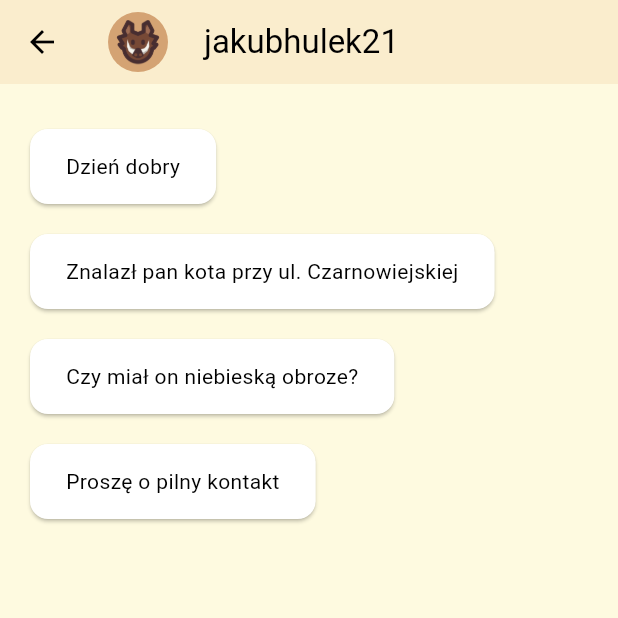
After one commit to MonkeyEurobusiness/NoktoNokto, a Flutter app: the ChatWidget screen opened directly, after a tap on "jakubhulek21", on a phone screen of 412 x 824 dp, the top half of it. The commit adds this screen. Run offline on Flutter 3.47's test engine with Material 2 defaults, Android fonts, the phone set to English and light mode, and no system bars; our stand-ins replace camera, carousel_slider, cross_file, google_maps_flutter; network calls fail.

Commit message:
Mock chat and things thingies

```diff
--- a/lib/map.dart
+++ b/lib/map.dart
@@ -70,6 +70,8 @@ class _MapWidgetState extends State<MapWidget> {
 
   void _onMarkerTapped(Encounter encounter) {
     showModalBottomSheet(
+      elevation: 5,
+      shape: RoundedRectangleBorder(borderRadius: BorderRadius.circular(5.0)),
       context: context,
       builder: (BuildContext context) {
         return Container(
--- a/lib/pages/chat.dart
+++ b/lib/pages/chat.dart
@@ -1,6 +1,7 @@
 import 'package:carousel_slider/carousel_slider.dart';
 import 'package:flutter/material.dart';
 import 'package:noktonokto/data/avatars.dart';
+import 'package:noktonokto/pages/mockChat.dart';
 import 'package:noktonokto/services/encounter_service.dart';
 
 
@@ -56,29 +57,40 @@ class _ChatWidgetState extends State<ChatWidget> {
               Padding(padding: EdgeInsets.all(6)),
               Text("Chats", style: Theme.of(context).textTheme.headlineSmall),
               Padding(padding: EdgeInsets.all(6)),
-              Card(
-                shape: RoundedRectangleBorder(
-                  borderRadius: BorderRadius.circular(30.0),
+              InkWell(
+                onTap: () async {
+                  await Future.delayed(const Duration(milliseconds: 500));
+                  Navigator.push(
+                  context,
+                  MaterialPageRoute(
+                    builder: (context) => ChatMockWidget()
+                  ),
+                );
+                  },
+                child: Card(
+                  shape: RoundedRectangleBorder(
+                    borderRadius: BorderRadius.circular(30.0),
+                  ),
+                  child: SizedBox(
+                    height: 60,
+                    child: Row(
+                      children: [
+                        CircleAvatar(radius: 30, child: Image.asset(avatarAssets[2], height: 35,)),
+                        Spacer(),
+                        const Column(
+                          children: [
+                            Spacer(),
+                            Text("jakubhulek21", textAlign: TextAlign.right, style: TextStyle(fontWeight: FontWeight.bold)),
+                            Padding(padding: EdgeInsets.all(2)),
+                            Text("Prosze o pilny kontakt", textAlign: TextAlign.left),
+                            Spacer()
+                          ],
+                        ),
+                        Spacer(),
+                      ],
+                    ),
+                  )
                 ),
-                child: SizedBox(
-                  height: 60,
-                  child: Row(
-                    children: [
-                      CircleAvatar(radius: 30, child: Image.asset(avatarAssets[0], height: 35,)),
-                      Spacer(),
-                      const Column(
-                        children: [
-                          Spacer(),
-                          Text("Dziekan65", textAlign: TextAlign.right, style: TextStyle(fontWeight: FontWeight.bold)),
-                          Padding(padding: EdgeInsets.all(2)),
-                          Text("Masz jakies warunki kurde ten", textAlign: TextAlign.left),
-                          Spacer()
-                        ],
-                      ),
-                      Spacer(),
-                    ],
-                  ),
-                )
               ),
               Padding(padding: EdgeInsets.all(6)),
               Card(
@@ -94,9 +106,9 @@ class _ChatWidgetState extends State<ChatWidget> {
                         const Column(
                           children: [
                             Spacer(),
-                            Text("Dziekan66", textAlign: TextAlign.right, style: TextStyle(fontWeight: FontWeight.bold)),
+                            Text("blazejryszard", textAlign: TextAlign.right, style: TextStyle(fontWeight: FontWeight.bold)),
                             Padding(padding: EdgeInsets.all(2)),
-                            Text("Masz jakies warunki kurde ten", textAlign: TextAlign.left),
+                            Text("Dziękuje za pomoc!!!", textAlign: TextAlign.left),
                             Spacer()
                           ],
                         ),
@@ -114,14 +126,14 @@ class _ChatWidgetState extends State<ChatWidget> {
                     height: 60,
                     child: Row(
                       children: [
-                        CircleAvatar(radius: 30, child: Image.asset(avatarAssets[2], height: 35,)),
+                        CircleAvatar(radius: 30, child: Image.asset(avatarAssets[4], height: 35,)),
                         Spacer(),
                         const Column(
                           children: [
                             Spacer(),
-                            Text("Dziekan67", textAlign: TextAlign.right, style: TextStyle(fontWeight: FontWeight.bold)),
+                            Text("soltyspavel", textAlign: TextAlign.right, style: TextStyle(fontWeight: FontWeight.bold)),
                             Padding(padding: EdgeInsets.all(2)),
-                            Text("Masz jakies warunki kurde ten", textAlign: TextAlign.left),
+                            Text("Do widzenia", textAlign: TextAlign.left),
                             Spacer()
                           ],
                         ),
--- /dev/null
+++ b/lib/pages/mockChat.dart
@@ -0,0 +1,117 @@
+import 'package:flutter/material.dart';
+import 'package:noktonokto/data/avatars.dart';
+
+
+class ChatMockWidget extends StatefulWidget {
+  @override
+  _ChatMockWidgetState createState() => _ChatMockWidgetState();
+}
+
+class _ChatMockWidgetState extends State<ChatMockWidget> {
+
+  @override
+  Widget build(BuildContext context) {
+    return Scaffold(
+        appBar: AppBar(title: Row(
+          children: [
+            CircleAvatar(child: Image.asset(avatarAssets[2], height: 30,), radius: 20,),
+            Padding(padding: EdgeInsets.all(12)),
+            Text("jakubhulek21"),
+          ],
+        ), ),
+        body: Column(
+          children: [
+            Row(
+              children: [
+                Card(
+                  margin: EdgeInsets.fromLTRB(20, 30, 10, 10),
+                  child: SizedBox(height: 50, child:
+                  Row(
+                    children: [
+                      Padding(padding: EdgeInsets.all(12)),
+                      Column(
+                        children: [
+                          Spacer(),
+                          Text("Dzień dobry"),
+                          Spacer()
+                        ],
+                      ),
+                      Padding(padding: EdgeInsets.all(12)),
+                    ],
+                  )),
+                ),
+                Padding(padding: EdgeInsets.all(30))
+              ],
+            ),
+            Row(
+              children: [
+                Card(
+                  margin: EdgeInsets.fromLTRB(20, 10, 10, 10),
+                  child: SizedBox(height: 50, child:
+                  Row(
+                    children: [
+                      Padding(padding: EdgeInsets.all(12)),
+                      Column(
+                        children: [
+                          Spacer(),
+                          Text("Znalazł pan kota przy ul. Czarnowiejskiej"),
+                          Spacer()
+                        ],
+                      ),
+                      Padding(padding: EdgeInsets.all(12)),
+                    ],
+                  )),
+                ),
+                Padding(padding: EdgeInsets.all(30))
+              ],
+            ),
+            Row(
+              children: [
+                Card(
+                  margin: EdgeInsets.fromLTRB(20, 10, 10, 10),
+                  child: SizedBox(height: 50, child:
+                  Row(
+                    children: [
+                      Padding(padding: EdgeInsets.all(12)),
+                      Column(
+                        children: [
+                          Spacer(),
+                          Text("Czy miał on niebieską obroze?"),
+                          Spacer()
+                        ],
+                      ),
+                      Padding(padding: EdgeInsets.all(12)),
+                    ],
+                  )),
+                ),
+                Padding(padding: EdgeInsets.all(30))
+              ],
+            ),
+            Row(
+              children: [
+                Card(
+                  margin: EdgeInsets.fromLTRB(20, 10, 10, 10),
+                  child: SizedBox(height: 50, child:
+                  Row(
+                    children: [
+                      Padding(padding: EdgeInsets.all(12)),
+                      Column(
+                        children: [
+                          Spacer(),
+                          Text("Proszę o pilny kontakt"),
+                          Spacer()
+                        ],
+                      ),
+                      Padding(padding: EdgeInsets.all(12)),
+                    ],
+                  )),
+                ),
+                Padding(padding: EdgeInsets.all(30))
+              ],
+            ),
+          ],
+        ),
+        backgroundColor: Theme.of(context).colorScheme.tertiary,
+    );
+  }
+}
--- a/lib/pages/profile.dart
+++ b/lib/pages/profile.dart
@@ -34,6 +34,16 @@ class _ProfileWidgetState extends State<ProfileWidget> {
                   const Spacer()
                 ],
               ),
+            const Padding(padding: EdgeInsets.all(16)),
+            Text("EXP", style: Theme.of(context).textTheme.titleLarge),
+            Row(
+              children: [
+                Spacer(),
+                SizedBox(width: 300, child: Slider(value: 0.7, onChanged: (double _){})),
+                Text("115", style: Theme.of(context).textTheme.titleMedium),
+                Spacer()
+              ],
+            ),
             Spacer(),
             SizedBox(child: FilledButton(onPressed: (){}, child: Text("Log out", style: Theme.of(context).textTheme.titleMedium,)), width: 200, height: 50),
             Padding(padding: EdgeInsets.all(20))
--- a/lib/services/encounter_service.dart
+++ b/lib/services/encounter_service.dart
@@ -7,9 +7,9 @@ import 'package:noktonokto/utils/constants.dart';
 
 List<Encounter> getMockEncounters() {
   return [
-    Encounter(1, 5, "Cat", "Small wild cat", 52, 21, ["https://upload.wikimedia.org/wikipedia/commons/3/33/Stray_cat_on_wall.jpg"], DateTime.now()),
-    Encounter(2, 5, "Cat", "Chonky specimen", 52.2, 20.8, ["https://www.firstforwomen.com/wp-content/uploads/sites/2/2019/10/photos-of-chonky-cats.jpg?w=1024"], DateTime.now()),
-    Encounter(3, 5, "Cat", "Has an orange collar", 52.1, 20.9, ["https://www.litter-robot.com/media/magefan_blog/2021/04/2021-Lifestyle-Tan-Collar.jpg"], DateTime.now())
+    Encounter(1, 5, "Cat", "Mały dziki kot", 52, 21, ["https://upload.wikimedia.org/wikipedia/commons/3/33/Stray_cat_on_wall.jpg"], DateTime.now()),
+    Encounter(2, 5, "Cat", "Leżał koło sklepu", 52.2, 20.8, ["https://www.firstforwomen.com/wp-content/uploads/sites/2/2019/10/photos-of-chonky-cats.jpg?w=1024"], DateTime.now()),
+    Encounter(3, 5, "Cat", "Miał założoną obroże", 52.1, 20.9, ["https://images.all-free-download.com/images/graphiclarge/cat_picture_elegant_garden_scene_6933450.jpg"], DateTime.now())
   ];
 }
 
```
